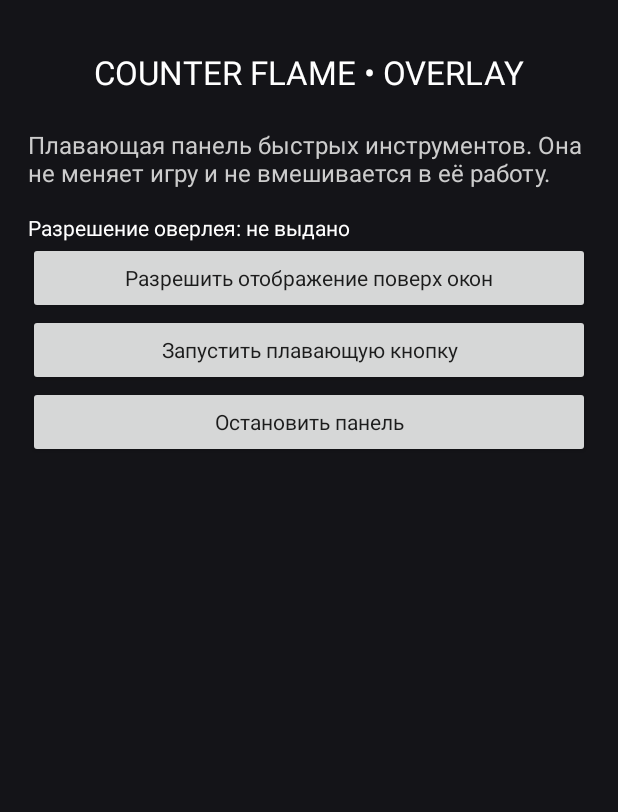
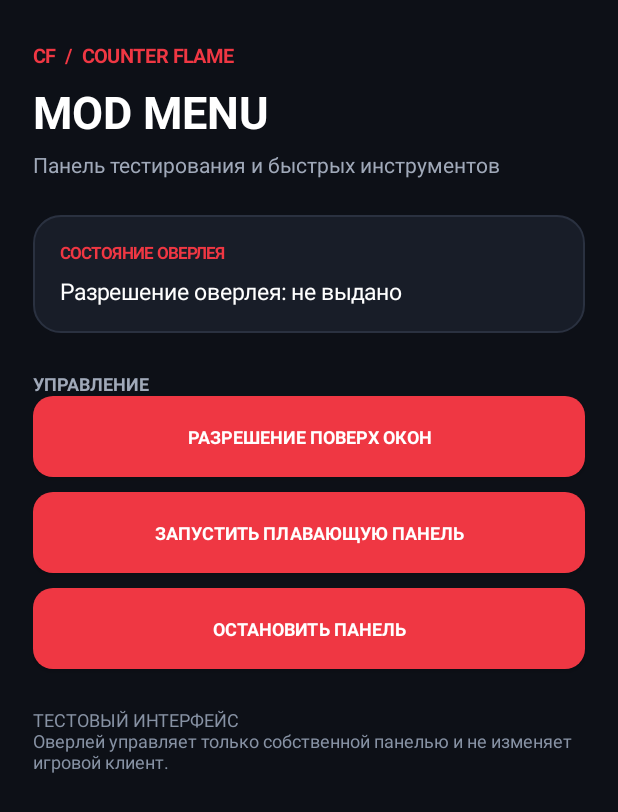
Before and after one commit to deniszorko300-lab/counter-flame-mod-menu, an Android app: the screen it shows after launch (MainActivity), on a phone screen of 412 x 824 dp. Shown: the top 812 px of the screen. Run offline under Robolectric (Android 15) with nearby library versions, the phone set to English and light mode, and no system bars.

Commit message:
Redesign main screen with polished CF test menu

```diff
--- a/app/src/main/java/com/counterflame/overlay/MainActivity.java
+++ b/app/src/main/java/com/counterflame/overlay/MainActivity.java
@@ -1,4 +1,5 @@
 package com.counterflame.overlay;
+
 import android.Manifest;
 import android.app.Activity;
 import android.content.Intent;
@@ -8,47 +9,77 @@ import android.os.Build;
 import android.os.Bundle;
 import android.provider.Settings;
 import android.graphics.Color;
+import android.graphics.Typeface;
+import android.graphics.drawable.GradientDrawable;
 import android.view.Gravity;
+import android.view.View;
 import android.widget.Button;
 import android.widget.LinearLayout;
 import android.widget.TextView;
 
 public class MainActivity extends Activity {
     private TextView status;
+    private int bg = Color.rgb(13, 16, 23), card = Color.rgb(24, 29, 40), red = Color.rgb(239, 55, 67);
+
     @Override public void onCreate(Bundle state) {
         super.onCreate(state);
         LinearLayout root = new LinearLayout(this);
-        root.setOrientation(LinearLayout.VERTICAL); root.setPadding(28,36,28,28);
-        root.setBackgroundColor(Color.rgb(20,20,24));
-        TextView title = new TextView(this); title.setText("COUNTER FLAME • OVERLAY");
-        title.setTextColor(Color.WHITE); title.setTextSize(22); title.setGravity(Gravity.CENTER);
-        root.addView(title,new LinearLayout.LayoutParams(-1,72));
-        TextView info = new TextView(this);
-        info.setText("Плавающая панель быстрых инструментов. Она не меняет игру и не вмешивается в её работу.");
-        info.setTextColor(Color.LTGRAY); info.setTextSize(16); info.setPadding(0,20,0,24); root.addView(info);
-        status = new TextView(this); status.setTextColor(Color.WHITE); root.addView(status);
-        Button permission = button("Разрешить отображение поверх окон");
+        root.setOrientation(LinearLayout.VERTICAL);
+        root.setPadding(dp(22), dp(28), dp(22), dp(24));
+        root.setBackgroundColor(bg);
+
+        TextView brand = text("CF  /  COUNTER FLAME", 13, red, true);
+        root.addView(brand);
+        TextView title = text("MOD MENU", 30, Color.WHITE, true);
+        LinearLayout.LayoutParams tp = params(-1, -2); tp.topMargin = dp(8); root.addView(title, tp);
+        TextView subtitle = text("Панель тестирования и быстрых инструментов", 14, Color.rgb(160,169,185), false);
+        LinearLayout.LayoutParams sp = params(-1,-2); sp.topMargin=dp(5); root.addView(subtitle,sp);
+
+        LinearLayout statusCard = card();
+        TextView st = text("СОСТОЯНИЕ ОВЕРЛЕЯ", 11, red, true);
+        statusCard.addView(st);
+        status = text("", 15, Color.WHITE, false);
+        LinearLayout.LayoutParams stp=params(-1,-2);stp.topMargin=dp(8);statusCard.addView(status,stp);
+        LinearLayout.LayoutParams cp=params(-1,-2);cp.topMargin=dp(24);root.addView(statusCard,cp);
+
+        TextView tools = text("УПРАВЛЕНИЕ", 12, Color.rgb(160,169,185), true);
+        LinearLayout.LayoutParams tlp=params(-1,-2);tlp.topMargin=dp(25);root.addView(tools,tlp);
+        Button permission = button("РАЗРЕШЕНИЕ ПОВЕРХ ОКОН");
+        root.addView(permission, buttonParams());
         permission.setOnClickListener(v -> {
             if (Build.VERSION.SDK_INT >= 23 && !Settings.canDrawOverlays(this)) {
                 startActivity(new Intent(Settings.ACTION_MANAGE_OVERLAY_PERMISSION, Uri.parse("package:"+getPackageName())));
             } else startOverlay();
-        }); root.addView(permission);
-        Button start = button("Запустить плавающую кнопку"); start.setOnClickListener(v -> startOverlay()); root.addView(start);
-        Button stop = button("Остановить панель"); stop.setOnClickListener(v -> stopService(new Intent(this,OverlayService.class))); root.addView(stop);
-        setContentView(root); updateStatus();
+        });
+        Button start = button("ЗАПУСТИТЬ ПЛАВАЮЩУЮ ПАНЕЛЬ");
+        LinearLayout.LayoutParams bp=buttonParams();bp.topMargin=dp(10);root.addView(start,bp);
+        start.setOnClickListener(v -> startOverlay());
+        Button stop = button("ОСТАНОВИТЬ ПАНЕЛЬ");
+        LinearLayout.LayoutParams xp=buttonParams();xp.topMargin=dp(10);root.addView(stop,xp);
+        stop.setOnClickListener(v -> { stopService(new Intent(this,OverlayService.class)); updateStatus(); });
+
+        TextView note = text("ТЕСТОВЫЙ ИНТЕРФЕЙС\nОверлей управляет только собственной панелью и не изменяет игровой клиент.", 12, Color.rgb(135,146,164), false);
+        LinearLayout.LayoutParams np=params(-1,-2);np.topMargin=dp(25);root.addView(note,np);
+        setContentView(root);
+        updateStatus();
         if (Build.VERSION.SDK_INT >= 33 && checkSelfPermission(Manifest.permission.POST_NOTIFICATIONS) != PackageManager.PERMISSION_GRANTED)
             requestPermissions(new String[]{Manifest.permission.POST_NOTIFICATIONS},10);
     }
-    private Button button(String s) { Button b=new Button(this); b.setText(s); b.setAllCaps(false); return b; }
-    private void startOverlay() {
-        if (Build.VERSION.SDK_INT >= 23 && !Settings.canDrawOverlays(this)) { status.setText("Сначала разреши отображение поверх других окон."); return; }
-        Intent i=new Intent(this,OverlayService.class);
-        if (Build.VERSION.SDK_INT >= 26) startForegroundService(i); else startService(i);
-        status.setText("Панель запущена. Можно открыть Counter Flame.");
+
+    private LinearLayout card() {
+        LinearLayout l=new LinearLayout(this);l.setOrientation(LinearLayout.VERTICAL);l.setPadding(dp(18),dp(17),dp(18),dp(17));
+        GradientDrawable d=new GradientDrawable();d.setColor(card);d.setCornerRadius(dp(18));d.setStroke(dp(1),Color.rgb(42,49,64));l.setBackground(d);return l;
     }
-    private void updateStatus() {
-        boolean ok=Build.VERSION.SDK_INT < 23 || Settings.canDrawOverlays(this);
-        status.setText(ok ? "Разрешение оверлея: есть" : "Разрешение оверлея: не выдано");
+    private TextView text(String s,int size,int color,boolean bold){TextView t=new TextView(this);t.setText(s);t.setTextSize(size);t.setTextColor(color);if(bold)t.setTypeface(Typeface.DEFAULT,Typeface.BOLD);return t;}
+    private Button button(String s){Button b=new Button(this);b.setText(s);b.setTextSize(12);b.setTextColor(Color.WHITE);b.setAllCaps(false);b.setTypeface(Typeface.DEFAULT,Typeface.BOLD);GradientDrawable d=new GradientDrawable();d.setColor(red);d.setCornerRadius(dp(13));b.setBackground(d);return b;}
+    private LinearLayout.LayoutParams params(int w,int h){return new LinearLayout.LayoutParams(w,h);}
+    private LinearLayout.LayoutParams buttonParams(){LinearLayout.LayoutParams p=params(-1,dp(54));return p;}
+    private int dp(int v){return (int)(v*getResources().getDisplayMetrics().density+0.5f);}
+    private void startOverlay(){
+        if(Build.VERSION.SDK_INT>=23&&!Settings.canDrawOverlays(this)){status.setText("Сначала разреши отображение поверх окон.");return;}
+        Intent i=new Intent(this,OverlayService.class);if(Build.VERSION.SDK_INT>=26)startForegroundService(i);else startService(i);
+        status.setText("Панель запущена — нажми CF поверх экрана.");
     }
-    @Override protected void onResume() { super.onResume(); if(status!=null) updateStatus(); }
+    private void updateStatus(){boolean ok=Build.VERSION.SDK_INT<23||Settings.canDrawOverlays(this);if(status!=null)status.setText(ok?"Разрешение оверлея: выдано":"Разрешение оверлея: не выдано");}
+    @Override protected void onResume(){super.onResume();updateStatus();}
 }
```
